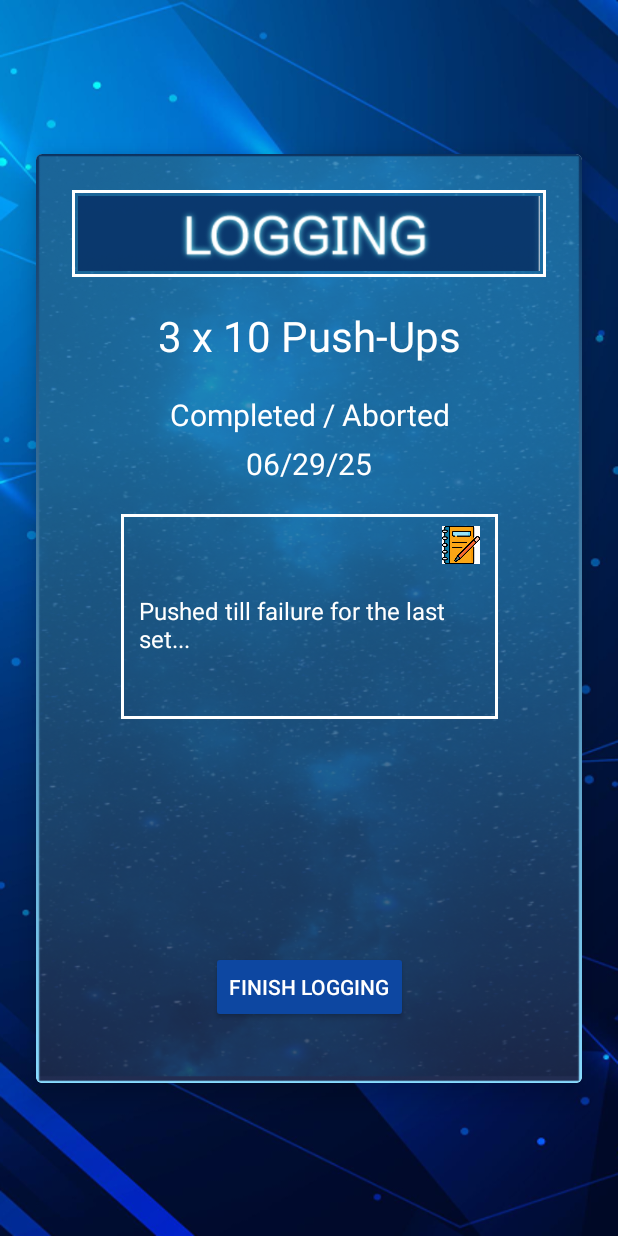
After one commit to nimbus7462/solofit, an Android app built with Jetpack Compose: the QuestLoggingActivity screen opened directly, with no data from a screen before it, on a phone screen of 412 x 824 dp. The commit adds this screen. Run offline under Robolectric (Android 15) with nearby library versions, the phone set to English and light mode, and no system bars; Roboto replaces fonts that are not available here.

Commit message:
Finished questboard, but the data passing still needs fixing

```diff
--- a/app/src/main/AndroidManifest.xml
+++ b/app/src/main/AndroidManifest.xml
@@ -41,6 +41,27 @@
         </activity>
 
         <activity
+            android:name=".QuestCancelledActivity"
+            android:exported="true"
+            android:label="@string/app_name"
+            android:theme="@style/Theme.Solofit">
+        </activity>
+
+        <activity
+            android:name=".QuestCompletedActivity"
+            android:exported="true"
+            android:label="@string/app_name"
+            android:theme="@style/Theme.Solofit">
+        </activity>
+
+        <activity
+            android:name=".QuestLoggingActivity"
+            android:exported="true"
+            android:label="@string/app_name"
+            android:theme="@style/Theme.Solofit">
+        </activity>
+
+        <activity
             android:name=".StartingPage"
             android:exported="true"
             android:label="@string/app_name"
--- a/app/src/main/java/com/example/solofit/QuestBoardActivity.kt
+++ b/app/src/main/java/com/example/solofit/QuestBoardActivity.kt
@@ -37,7 +37,7 @@ class QuestBoardActivity : AppCompatActivity() {
 
         // Set the LayoutManager. This can be set to different kinds of LayoutManagers but we're
         // keeping things simple with a LinearLayout.
-        this.recyclerView.layoutManager = LinearLayoutManager(this, LinearLayoutManager.HORIZONTAL, false)
+        this.recyclerView.layoutManager = LinearLayoutManager(this, LinearLayoutManager.VERTICAL, false)
 
         val helper: SnapHelper = LinearSnapHelper()
         helper.attachToRecyclerView(recyclerView)
--- /dev/null
+++ b/app/src/main/java/com/example/solofit/QuestCancelledActivity.kt
@@ -0,0 +1,40 @@
+package com.example.solofit
+
+import android.content.Intent
+import android.os.Bundle
+import androidx.appcompat.app.AppCompatActivity
+import com.example.solofit.databinding.QuestCancelledBinding
+
+
+class QuestCancelledActivity : AppCompatActivity(){
+
+    // Instance variable not constant
+    private lateinit var viewBinding: QuestCancelledBinding
+
+    override fun onCreate(savedInstanceState: Bundle?) {
+        super.onCreate(savedInstanceState)
+        this.viewBinding = QuestCancelledBinding.inflate(layoutInflater)
+        setContentView(viewBinding.root)
+
+        viewBinding.btnLogCancelled.setOnClickListener {
+            val intentLoggingActivity = Intent(applicationContext, QuestLoggingActivity::class.java)
+
+
+            this.startActivity(intentLoggingActivity)
+
+        }
+
+        viewBinding.btnReturnCancelled.setOnClickListener {
+            val intentQuestBoardActivity = Intent(applicationContext, QuestBoardActivity::class.java)
+
+
+            this.startActivity(intentQuestBoardActivity)
+
+        }
+
+
+    }
+
+
+
+}
--- /dev/null
+++ b/app/src/main/java/com/example/solofit/QuestCompletedActivity.kt
@@ -0,0 +1,36 @@
+package com.example.solofit
+
+import android.content.Intent
+import android.os.Bundle
+import androidx.appcompat.app.AppCompatActivity
+import com.example.solofit.databinding.QuestCompletedBinding
+
+class QuestCompletedActivity : AppCompatActivity(){
+
+    // Instance variable not constant
+    private lateinit var viewBinding: QuestCompletedBinding
+
+    override fun onCreate(savedInstanceState: Bundle?) {
+        super.onCreate(savedInstanceState)
+        this.viewBinding = QuestCompletedBinding.inflate(layoutInflater)
+        setContentView(viewBinding.root)
+
+        viewBinding.btnLogCompleted.setOnClickListener {
+            val intentLoggingActivity = Intent(applicationContext, QuestLoggingActivity::class.java)
+
+
+            this.startActivity(intentLoggingActivity)
+
+        }
+
+        viewBinding.btnReturnCompleted.setOnClickListener {
+            val intentQuestBoardActivity = Intent(applicationContext, QuestBoardActivity::class.java)
+
+
+            this.startActivity(intentQuestBoardActivity)
+
+        }
+
+    }
+
+}
--- a/app/src/main/java/com/example/solofit/QuestInfoActivity.kt
+++ b/app/src/main/java/com/example/solofit/QuestInfoActivity.kt
@@ -36,5 +36,24 @@ class QuestInfoActivity : AppCompatActivity() {
         viewBinding.valueDifficulty.text = difficulty
         viewBinding.textExpGain.text = "+$xpReward EXP"
         // viewBinding.titleImage.setImageResource(iconResId)
+
+
+        viewBinding.btnCancel.setOnClickListener {
+            val intentCancelQuest = Intent(applicationContext, QuestCancelledActivity::class.java)
+
+
+            this.startActivity(intentCancelQuest)
+
+        }
+
+        viewBinding.btnComplete.setOnClickListener {
+            val intentCompletedQuest = Intent(applicationContext, QuestCompletedActivity::class.java)
+
+
+            this.startActivity(intentCompletedQuest)
+
+        }
+
+
     }
 }
--- /dev/null
+++ b/app/src/main/java/com/example/solofit/QuestLoggingActivity.kt
@@ -0,0 +1,28 @@
+package com.example.solofit
+
+import android.content.Intent
+import android.os.Bundle
+import androidx.appcompat.app.AppCompatActivity
+import com.example.solofit.databinding.QuestLoggingBinding
+
+class QuestLoggingActivity : AppCompatActivity() {
+
+    // Instance variable not constant
+    private lateinit var viewBinding: QuestLoggingBinding
+
+    override fun onCreate(savedInstanceState: Bundle?) {
+        super.onCreate(savedInstanceState)
+        this.viewBinding = QuestLoggingBinding.inflate(layoutInflater)
+        setContentView(viewBinding.root)
+
+        viewBinding.btnLogLogging.setOnClickListener {
+            val intentLoggingActivity = Intent(applicationContext, QuestBoardActivity::class.java)
+
+
+            this.startActivity(intentLoggingActivity)
+
+        }
+
+
+    }
+}
--- /dev/null
+++ b/app/src/main/res/layout/quest_logging.xml
@@ -0,0 +1,147 @@
+<?xml version="1.0" encoding="utf-8"?>
+<androidx.constraintlayout.widget.ConstraintLayout
+    xmlns:android="http://schemas.android.com/apk/res/android"
+    xmlns:app="http://schemas.android.com/apk/res-auto"
+    android:layout_width="match_parent"
+    android:layout_height="match_parent"
+    android:background="@drawable/bg">
+
+    <!-- Centered CardView for Quest Info -->
+    <com.google.android.material.card.MaterialCardView
+        android:id="@+id/questCardLogging"
+        android:layout_width="0dp"
+        android:layout_height="wrap_content"
+        android:layout_margin="24dp"
+        app:cardElevation="10dp"
+        app:layout_constraintTop_toTopOf="parent"
+        app:layout_constraintBottom_toBottomOf="parent"
+        app:layout_constraintStart_toStartOf="parent"
+        app:layout_constraintEnd_toEndOf="parent">
+
+        <androidx.constraintlayout.widget.ConstraintLayout
+            android:layout_width="match_parent"
+            android:layout_height="619dp"
+            android:background="@drawable/frame1"
+            android:padding="24dp">
+
+            <ImageView
+                android:id="@+id/titleImageLogging"
+                android:layout_width="0dp"
+                android:layout_height="wrap_content"
+                android:adjustViewBounds="true"
+                android:scaleType="fitCenter"
+                android:src="@drawable/logging"
+                android:background="@drawable/white_border"
+                android:padding="4dp"
+                android:contentDescription="Quest Info Title"
+                app:layout_constraintTop_toTopOf="parent"
+                app:layout_constraintStart_toStartOf="parent"
+                app:layout_constraintEnd_toEndOf="parent" />
+
+            <TextView
+                android:id="@+id/questTitleLogging"
+                android:layout_width="wrap_content"
+                android:layout_height="wrap_content"
+                android:text="3 x 10 Push-Ups"
+                android:gravity="center"
+                android:textColor="@android:color/white"
+                android:textSize="28sp"
+                app:layout_constraintTop_toBottomOf="@id/titleImageLogging"
+                app:layout_constraintStart_toStartOf="parent"
+                app:layout_constraintEnd_toEndOf="parent"
+                android:layout_marginTop="20dp" />
+
+            <LinearLayout
+                android:id="@+id/expRowLogging"
+                android:layout_width="wrap_content"
+                android:layout_height="wrap_content"
+                android:orientation="vertical"
+                android:gravity="center"
+                app:layout_constraintTop_toBottomOf="@id/questTitleLogging"
+                app:layout_constraintStart_toStartOf="parent"
+                app:layout_constraintEnd_toEndOf="parent"
+                android:layout_marginTop="20dp">
+
+                <TextView
+                    android:layout_width="206dp"
+                    android:layout_height="wrap_content"
+                    android:text="Completed / Aborted"
+                    android:textColor="@android:color/white"
+                    android:gravity="center"
+                    android:textSize="20sp" />
+
+                <TextView
+                    android:layout_width="206dp"
+                    android:layout_height="wrap_content"
+                    android:layout_marginTop="5dp"
+                    android:gravity="center"
+                    android:text="06/29/25"
+                    android:textColor="@android:color/white"
+                    android:textSize="20sp" />
+
+            </LinearLayout>
+
+            <!-- Bookmark + Text Layout -->
+            <LinearLayout
+                android:id="@+id/bookmarkTextWrapperLogging"
+                android:layout_width="wrap_content"
+                android:layout_height="wrap_content"
+                android:orientation="vertical"
+                android:layout_marginTop="20dp"
+                android:background="@drawable/white_border"
+                app:layout_constraintTop_toBottomOf="@id/expRowLogging"
+                app:layout_constraintStart_toStartOf="parent"
+                app:layout_constraintEnd_toEndOf="parent">
+
+                <LinearLayout
+                    android:layout_width="match_parent"
+                    android:layout_height="wrap_content"
+                    android:gravity="end">
+
+                    <ImageView
+                        android:id="@+id/icon_notebook"
+                        android:layout_width="41dp"
+                        android:layout_height="match_parent"
+                        android:layout_marginEnd="4dp"
+                        android:adjustViewBounds="true"
+                        android:contentDescription="Bookmark"
+                        android:padding="8dp"
+                        android:scaleType="fitCenter"
+                        android:src="@drawable/icon_notebook" />
+                </LinearLayout>
+
+                <TextView
+                    android:id="@+id/questInstructionsLogging"
+                    android:layout_width="251dp"
+                    android:layout_height="95dp"
+                    android:padding="12dp"
+                    android:text="Pushed till failure for the last set..."
+                    android:textColor="@android:color/white"
+                    android:textSize="16sp" />
+            </LinearLayout>
+
+            <!-- Button Row -->
+            <LinearLayout
+                android:id="@+id/buttonRowLogging"
+                android:layout_width="wrap_content"
+                android:layout_height="wrap_content"
+                android:orientation="horizontal"
+                android:gravity="center"
+                android:layout_marginBottom="16dp"
+                app:layout_constraintBottom_toBottomOf="parent"
+                app:layout_constraintStart_toStartOf="parent"
+                app:layout_constraintEnd_toEndOf="parent">
+
+                <Button
+                    android:id="@+id/btnLogLogging"
+                    android:layout_width="wrap_content"
+                    android:layout_height="wrap_content"
+                    android:text="Finish Logging"
+                    android:textColor="@android:color/white"
+                    android:backgroundTint="#0D47A1" />
+
+            </LinearLayout>
+
+        </androidx.constraintlayout.widget.ConstraintLayout>
+    </com.google.android.material.card.MaterialCardView>
+</androidx.constraintlayout.widget.ConstraintLayout>
--- a/app/src/main/res/layout/questboard_item_layout.xml
+++ b/app/src/main/res/layout/questboard_item_layout.xml
@@ -4,7 +4,7 @@
     xmlns:tools="http://schemas.android.com/tools"
     android:id="@+id/questboard_item_layout"
     android:layout_width="match_parent"
-    android:layout_height="match_parent">
+    android:layout_height="wrap_content">
 
     <LinearLayout
         android:id="@+id/lloQuest"
```
Also changed, not shown: app/src/main/res/drawable/icon_notebook.png (added), app/src/main/res/drawable/logging.png (added).
